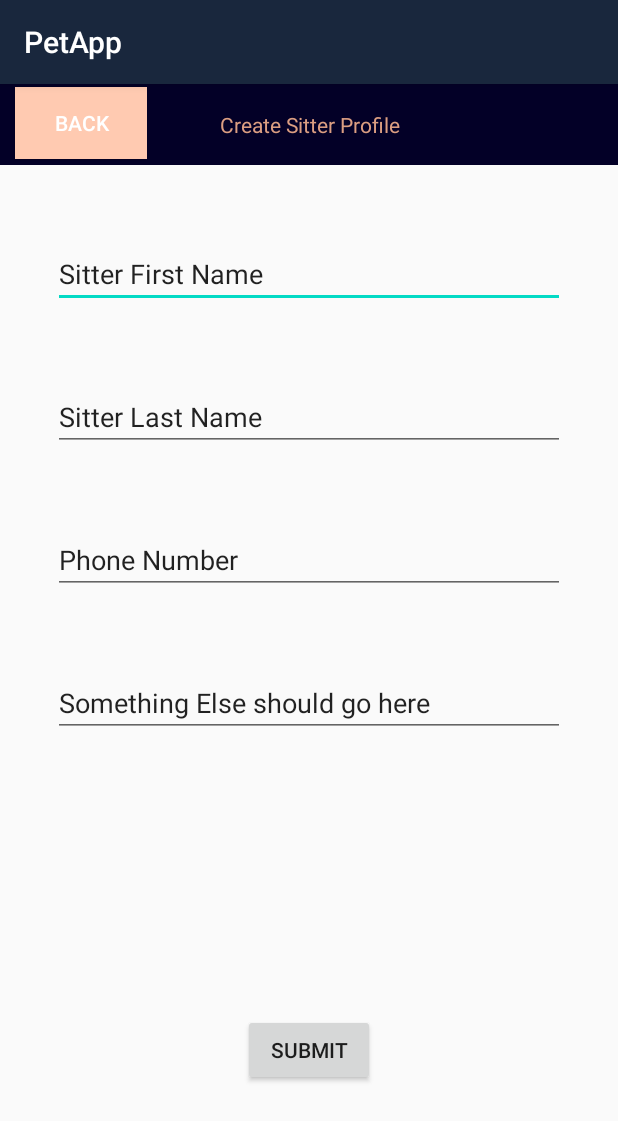
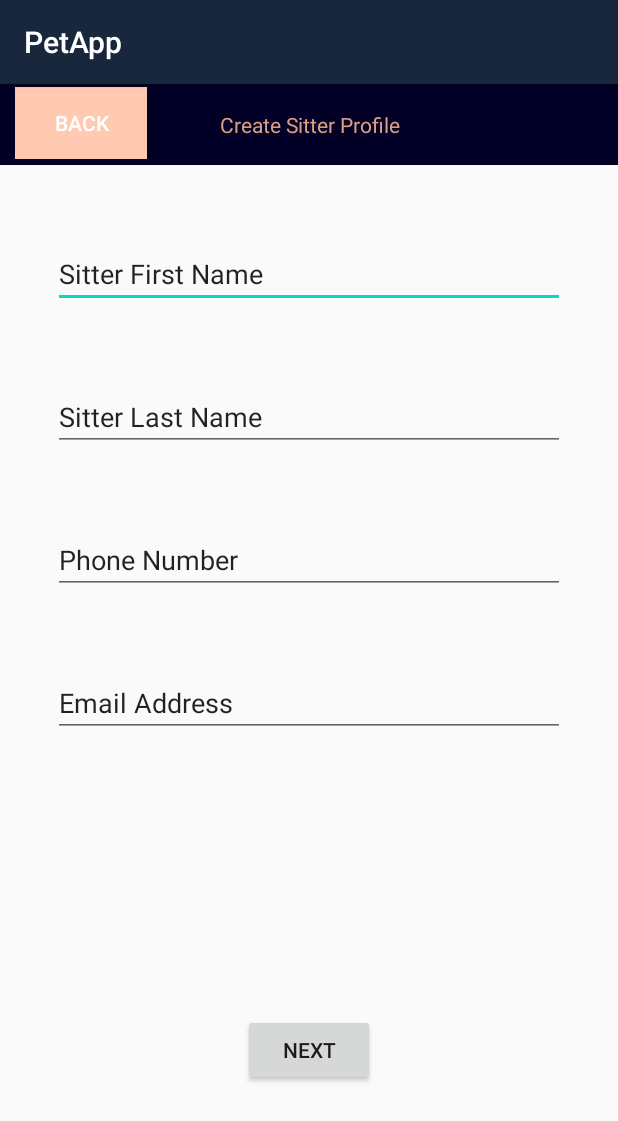
Before and after one commit to pjauth/PetApp, an Android app: the SitterProfRegistrationActivity screen opened directly, with no data from a screen before it, on a phone screen of 412 x 824 dp. Shown: the top 1121 px of the screen. Run offline under Robolectric (Android 15) with nearby library versions, the phone set to English and light mode, and no system bars.

Commit message:
Partially added the sitter preference page

```diff
--- a/app/src/main/AndroidManifest.xml
+++ b/app/src/main/AndroidManifest.xml
@@ -27,6 +27,8 @@
         </activity>
         <activity android:name=".LoginActivity">
         </activity>
+        <activity android:name=".SitterJobPrefCreation">
+        </activity>
 
     </application>
 
--- a/app/src/main/java/com/patrickauth/petapp/PetProfRegistrationActivity.java
+++ b/app/src/main/java/com/patrickauth/petapp/PetProfRegistrationActivity.java
@@ -26,13 +26,15 @@ public class PetProfRegistrationActivity extends Activity {
     final int petTypeACThreshold = 1;
     ImageView petProfPic;
     Button back, camera, gallery;
-    String[] pet_types = {"Dog", "Cat", "Parrot", "Fish", "Snake", "Turtle", "Hamster", "Rabbit"};
+    protected String[] pet_types;
 
     @Override
     protected void onCreate(Bundle savedInstanceState) {
         super.onCreate(savedInstanceState);
         setContentView(R.layout.pet_profile_registration);
         ButtonHandler bh =  new ButtonHandler();
+
+        pet_types = getResources().getStringArray(R.array.pet_types);
 
         back = findViewById(R.id.pet_creation_form_back);
         back.setOnClickListener(bh);
@@ -52,7 +54,7 @@ public class PetProfRegistrationActivity extends Activity {
         autoCompletePetType.setTextColor(Color.BLACK);
     }
 
-    // TODO: get the image upload working, doesn't quite
+    // TODO: if someone could fix this thatd be cool :) idk what to do - conor
     @Override
     protected void onActivityResult(int requestCode, int resultCode, Intent data) {
         super.onActivityResult(requestCode, resultCode, data);
--- a/app/src/main/res/layout/sitter_prof_registration.xml
+++ b/app/src/main/res/layout/sitter_prof_registration.xml
@@ -12,16 +12,13 @@
         android:layout_marginTop="2dp"
         android:layout_marginBottom="2dp"
         android:background="@color/apricot"
-        android:password="false"
-        android:phoneNumber="false"
         android:shadowDy="0"
         android:singleLine="false"
         android:text="@string/back_button"
         android:textColor="@color/colorTitle"
         />
-    <androidx.constraintlayout.widget.ConstraintLayout xmlns:android="http://schemas.android.com/apk/res/android"
-        xmlns:app="http://schemas.android.com/apk/res-auto"
-        xmlns:tools="http://schemas.android.com/tools"
+
+    <androidx.constraintlayout.widget.ConstraintLayout xmlns:app="http://schemas.android.com/apk/res-auto"
         android:layout_width="match_parent"
         android:layout_height="match_parent">
 
@@ -34,13 +31,11 @@
             android:layout_marginTop="2dp"
             android:layout_marginBottom="2dp"
             android:background="@android:color/transparent"
-            android:password="false"
-            android:phoneNumber="false"
             android:shadowDy="0"
             android:singleLine="false"
             android:text="@string/back_button"
             android:textColor="@color/colorTitle"
-            app:layout_constraintBottom_toBottomOf="@+id/pet_registration_title"
+            app:layout_constraintBottom_toBottomOf="@+id/sitter_registration_title"
             app:layout_constraintStart_toStartOf="parent"
             app:layout_constraintTop_toTopOf="@+id/sitter_registration_title" />
 
@@ -67,7 +62,7 @@
             android:layout_marginEnd="35dp"
             android:layout_marginRight="35dp"
             android:ems="10"
-            android:importantForAutofill="no"
+            android:importantForAutofill="yes"
             android:inputType="textPersonName"
             android:text="@string/sitter_first_name_label_string"
             app:layout_constraintEnd_toEndOf="parent"
@@ -102,14 +97,14 @@
             android:text="@string/sitter_phone_number_string"
             android:ems="10"
             android:gravity="start|top"
-            android:importantForAutofill="no"
-            android:inputType="textMultiLine"
+            android:importantForAutofill="yes"
+            android:inputType="phone"
             app:layout_constraintEnd_toEndOf="parent"
             app:layout_constraintStart_toStartOf="parent"
             app:layout_constraintTop_toBottomOf="@+id/sitter_last" />
 
         <EditText
-            android:id="@+id/sitter_thing"
+            android:id="@+id/sitter_email"
             android:layout_width="0dp"
             android:layout_height="wrap_content"
             android:layout_marginStart="35dp"
@@ -117,17 +112,17 @@
             android:layout_marginTop="50dp"
             android:layout_marginEnd="35dp"
             android:layout_marginRight="35dp"
-            android:text="Something Else should go here"
+            android:text="@string/email_label"
             android:ems="10"
             android:gravity="start|top"
-            android:importantForAutofill="no"
-            android:inputType="textMultiLine"
+            android:importantForAutofill="yes"
+            android:inputType="textEmailAddress"
             app:layout_constraintEnd_toEndOf="parent"
             app:layout_constraintStart_toStartOf="parent"
             app:layout_constraintTop_toBottomOf="@+id/sitter_phone_number" />
 
         <Button
-            android:id="@+id/submit_sitter"
+            android:id="@+id/next_sitter_registration_page"
             android:layout_width="wrap_content"
             android:layout_height="wrap_content"
             android:layout_marginStart="162dp"
@@ -135,7 +130,7 @@
             android:layout_marginEnd="162dp"
             android:layout_marginRight="162dp"
             android:layout_marginBottom="100dp"
-            android:text="@string/submit_button"
+            android:text="@string/next_button"
             app:layout_constraintBottom_toBottomOf="parent"
             app:layout_constraintEnd_toEndOf="parent"
             app:layout_constraintStart_toStartOf="parent" />
--- a/app/src/main/res/values/strings.xml
+++ b/app/src/main/res/values/strings.xml
@@ -4,6 +4,7 @@
     <!-- Global button labels -->
     <string name="back_button">Back</string>
     <string name="submit_button">Submit</string>
+    <string name="next_button">Next</string>
 
     <!-- Profile Creation Views -->
     <string name="profile_creation_title">Create Profile</string>
@@ -32,4 +33,12 @@
     <string name="sitter_first_name_label_string">Sitter First Name</string>
     <string name="sitter_last_name_label_string">Sitter Last Name</string>
     <string name="sitter_phone_number_string">Phone Number</string>
+    <string name="email_label">Email Address</string>
+
+    <!-- Sitter Preferences Registration -->
+    <string name="sitter_prefs_title">Sitter Preferences</string>
+    <string name="zip_code_label">Starting Zip Code:</string>
+    <string name="distance_slider_label">Max Job Distance:</string>
+    <string name="travel_switch_label">Travel to jobs?</string>
+    <string name="desired_pets_label">Desired Pets:</string>
 </resources>
```
Also changed, not shown: app/src/main/java/com/patrickauth/petapp/SitterJobPrefCreation.java (added, +29 -0 lines), app/src/main/java/com/patrickauth/petapp/SitterProfRegistrationActivity.java (+9 -2 lines), app/src/main/res/layout/sitter_job_pref_registration.xml (added, +130 -0 lines).
